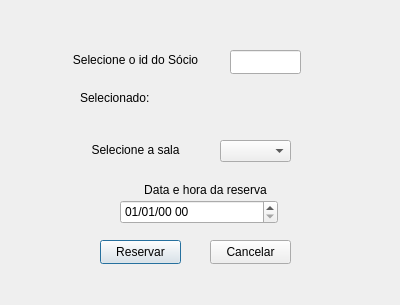
Qt form dialog.ui (MatKurianski/lbd) before a commit.
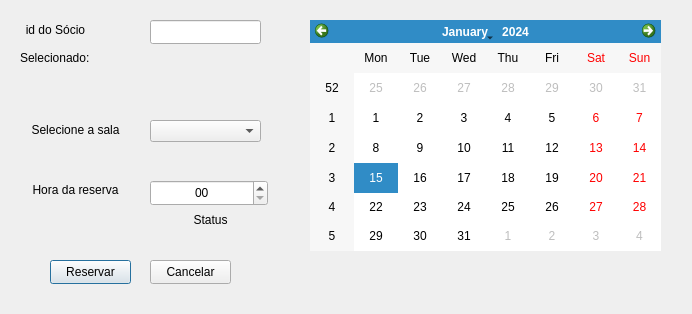
The same form after that commit.

Commit message: Nova interface

Patch:
```diff
--- a/dialog.ui
+++ b/dialog.ui
@@ -6,8 +6,8 @@
    <rect>
     <x>0</x>
     <y>0</y>
-    <width>400</width>
-    <height>305</height>
+    <width>692</width>
+    <height>314</height>
    </rect>
   </property>
   <property name="windowTitle">
@@ -16,9 +16,9 @@
   <widget class="QComboBox" name="sala_combobox">
    <property name="geometry">
     <rect>
-     <x>220</x>
-     <y>140</y>
-     <width>71</width>
+     <x>150</x>
+     <y>120</y>
+     <width>111</width>
      <height>22</height>
     </rect>
    </property>
@@ -32,8 +32,8 @@
   <widget class="QPushButton" name="reserva_button">
    <property name="geometry">
     <rect>
-     <x>100</x>
-     <y>240</y>
+     <x>50</x>
+     <y>260</y>
      <width>81</width>
      <height>24</height>
     </rect>
@@ -45,8 +45,8 @@
   <widget class="QPushButton" name="cancela_button">
    <property name="geometry">
     <rect>
-     <x>210</x>
-     <y>240</y>
+     <x>150</x>
+     <y>260</y>
      <width>81</width>
      <height>24</height>
     </rect>
@@ -55,33 +55,17 @@
     <string>Cancelar</string>
    </property>
   </widget>
-  <widget class="QDateTimeEdit" name="horario_edit">
-   <property name="geometry">
-    <rect>
-     <x>120</x>
-     <y>200</y>
-     <width>158</width>
-     <height>24</height>
-    </rect>
-   </property>
-   <property name="currentSection">
-    <enum>QDateTimeEdit::DaySection</enum>
-   </property>
-   <property name="displayFormat">
-    <string>dd/MM/yy HH</string>
-   </property>
-  </widget>
   <widget class="QLabel" name="label">
    <property name="geometry">
     <rect>
-     <x>110</x>
+     <x>-20</x>
      <y>180</y>
      <width>191</width>
      <height>20</height>
     </rect>
    </property>
    <property name="text">
-    <string>Data e hora da reserva</string>
+    <string>Hora da reserva</string>
    </property>
    <property name="alignment">
     <set>Qt::AlignCenter</set>
@@ -90,14 +74,14 @@
   <widget class="QLabel" name="label_3">
    <property name="geometry">
     <rect>
-     <x>40</x>
-     <y>50</y>
-     <width>191</width>
+     <x>10</x>
+     <y>20</y>
+     <width>91</width>
      <height>20</height>
     </rect>
    </property>
    <property name="text">
-    <string>Selecione o id do Sócio</string>
+    <string>id do Sócio</string>
    </property>
    <property name="alignment">
     <set>Qt::AlignCenter</set>
@@ -106,9 +90,9 @@
   <widget class="QLabel" name="label_4">
    <property name="geometry">
     <rect>
-     <x>40</x>
-     <y>140</y>
-     <width>191</width>
+     <x>10</x>
+     <y>120</y>
+     <width>131</width>
      <height>20</height>
     </rect>
    </property>
@@ -122,9 +106,9 @@
   <widget class="QLineEdit" name="id_lineedit">
    <property name="geometry">
     <rect>
-     <x>230</x>
-     <y>50</y>
-     <width>71</width>
+     <x>150</x>
+     <y>20</y>
+     <width>111</width>
      <height>24</height>
     </rect>
    </property>
@@ -132,9 +116,9 @@
   <widget class="QLabel" name="selecionado">
    <property name="geometry">
     <rect>
-     <x>80</x>
-     <y>90</y>
-     <width>231</width>
+     <x>20</x>
+     <y>50</y>
+     <width>241</width>
      <height>16</height>
     </rect>
    </property>
@@ -142,6 +126,55 @@
     <string>Selecionado:</string>
    </property>
   </widget>
+  <widget class="QCalendarWidget" name="data_edit">
+   <property name="geometry">
+    <rect>
+     <x>310</x>
+     <y>20</y>
+     <width>351</width>
+     <height>231</height>
+    </rect>
+   </property>
+  </widget>
+  <widget class="QTimeEdit" name="horario_edit">
+   <property name="geometry">
+    <rect>
+     <x>150</x>
+     <y>180</y>
+     <width>118</width>
+     <height>26</height>
+    </rect>
+   </property>
+   <property name="alignment">
+    <set>Qt::AlignCenter</set>
+   </property>
+   <property name="displayFormat">
+    <string>HH</string>
+   </property>
+   <property name="time">
+    <time>
+     <hour>0</hour>
+     <minute>0</minute>
+     <second>0</second>
+    </time>
+   </property>
+  </widget>
+  <widget class="QLabel" name="status">
+   <property name="geometry">
+    <rect>
+     <x>150</x>
+     <y>210</y>
+     <width>121</width>
+     <height>20</height>
+    </rect>
+   </property>
+   <property name="text">
+    <string>Status</string>
+   </property>
+   <property name="alignment">
+    <set>Qt::AlignCenter</set>
+   </property>
+  </widget>
  </widget>
  <resources/>
  <connections/>
```
Left out of the diff: 2 changed lines with no effect on the pictures. The commit also changes 1 other file.
